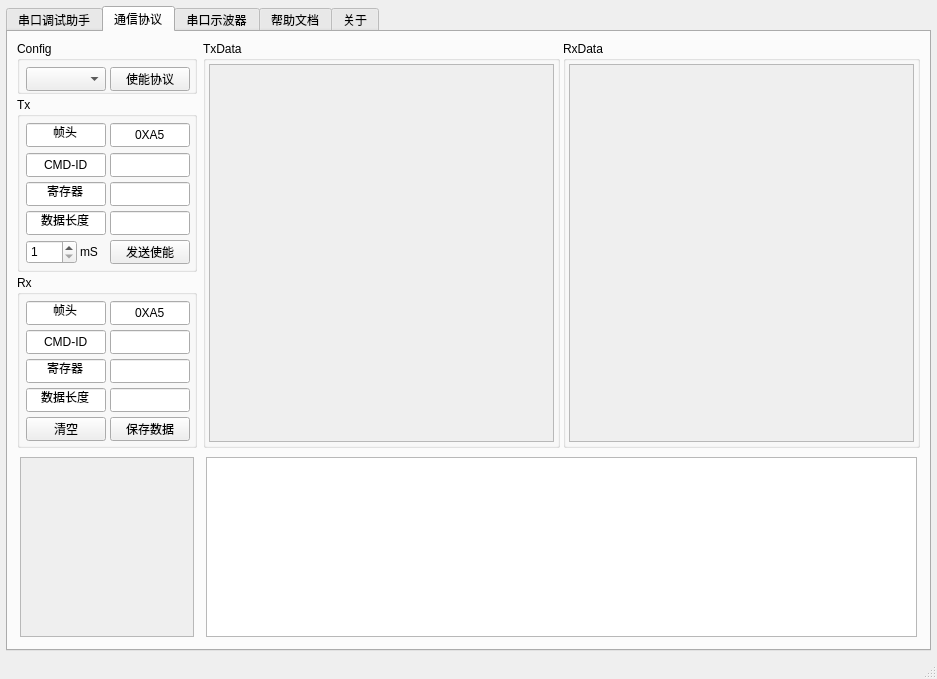
Qt form SerialScope/mainwindow.ui (vseasky/vsailorproject) before a commit.
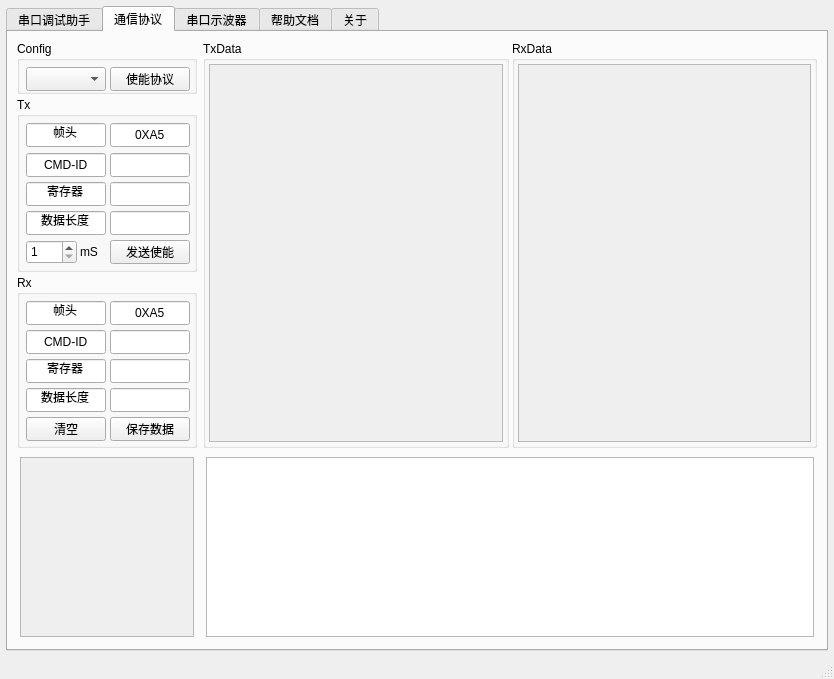
The same form after that commit. The open tabs and pages were chosen to show the change. Custom widgets are drawn as their Qt base class.

The edit to the form file:
```diff
--- a/SerialScope/mainwindow.ui
+++ b/SerialScope/mainwindow.ui
@@ -6,7 +6,7 @@
    <rect>
     <x>0</x>
     <y>0</y>
-    <width>937</width>
+    <width>834</width>
     <height>679</height>
    </rect>
   </property>
@@ -1589,7 +1589,7 @@
                     <rect>
                      <x>0</x>
                      <y>0</y>
-                     <width>345</width>
+                     <width>281</width>
                      <height>382</height>
                     </rect>
                    </property>
@@ -1630,7 +1630,7 @@
                     <rect>
                      <x>0</x>
                      <y>0</y>
-                     <width>345</width>
+                     <width>280</width>
                      <height>382</height>
                     </rect>
                    </property>
```
Left out of the diff: 8 changed lines with no effect on the pictures.
